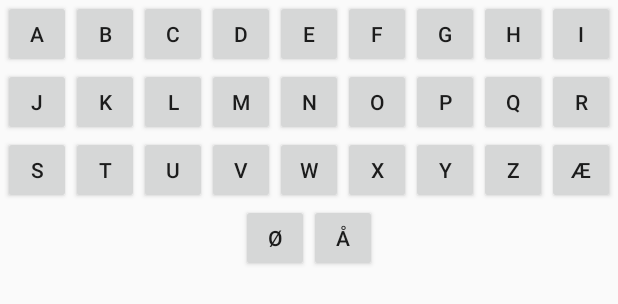
After one commit to danielakl/A-Hangman, an Android app: the layout keyboard_norwegian.xml on its own in the app's theme, with its tools: preview values and no code run, on a phone screen of 412 x 824 dp. The commit adds this screen. Shown: the top 304 px of the screen. Run offline under Robolectric (Android 15) with nearby library versions, the phone set to English and light mode, and no system bars.

Commit message:
Implement keyboard layouts for supported languages.

```diff
--- a/app/build.gradle
+++ b/app/build.gradle
@@ -30,4 +30,5 @@ dependencies {
     androidTestImplementation 'androidx.test:runner:1.1.0'
     androidTestImplementation 'androidx.test.espresso:espresso-core:3.1.0'
     implementation 'androidx.constraintlayout:constraintlayout:2.0.0-alpha2'
+    implementation 'com.google.android:flexbox:1.1.0'
 }
--- /dev/null
+++ b/app/src/main/res/layout/keyboard_norwegian.xml
@@ -0,0 +1,217 @@
+<?xml version="1.0" encoding="utf-8"?>
+<!-- ref: https://github.com/google/flexbox-layout -->
+<com.google.android.flexbox.FlexboxLayout xmlns:android="http://schemas.android.com/apk/res/android"
+    xmlns:app="http://schemas.android.com/apk/res-auto"
+    android:id="@+id/keyboard"
+    android:layout_width="match_parent"
+    android:layout_height="wrap_content"
+    android:layout_marginBottom="8dp"
+    app:flexWrap="wrap"
+    app:justifyContent="center"
+    app:alignItems="flex_start"
+    app:alignContent="flex_start"
+    app:layout_constraintBottom_toBottomOf="parent">
+
+    <Button
+        android:id="@+id/key_a"
+        android:layout_width="45dp"
+        android:layout_height="45dp"
+        android:onClick="onKeyPress"
+        android:text="@string/key_a" />
+
+    <Button
+        android:id="@+id/key_b"
+        android:layout_width="45dp"
+        android:layout_height="45dp"
+        android:onClick="onKeyPress"
+        android:text="@string/key_b" />
+
+    <Button
+        android:id="@+id/key_c"
+        android:layout_width="45dp"
+        android:layout_height="45dp"
+        android:onClick="onKeyPress"
+        android:text="@string/key_c" />
+
+    <Button
+        android:id="@+id/key_d"
+        android:layout_width="45dp"
+        android:layout_height="45dp"
+        android:onClick="onKeyPress"
+        android:text="@string/key_d" />
+
+    <Button
+        android:id="@+id/key_e"
+        android:layout_width="45dp"
+        android:layout_height="45dp"
+        android:onClick="onKeyPress"
+        android:text="@string/key_e" />
+
+    <Button
+        android:id="@+id/key_f"
+        android:layout_width="45dp"
+        android:layout_height="45dp"
+        android:onClick="onKeyPress"
+        android:text="@string/key_f" />
+
+    <Button
+        android:id="@+id/key_g"
+        android:layout_width="45dp"
+        android:layout_height="45dp"
+        android:onClick="onKeyPress"
+        android:text="@string/key_g" />
+
+    <Button
+        android:id="@+id/key_h"
+        android:layout_width="45dp"
+        android:layout_height="45dp"
+        android:onClick="onKeyPress"
+        android:text="@string/key_h" />
+
+    <Button
+        android:id="@+id/key_i"
+        android:layout_width="45dp"
+        android:layout_height="45dp"
+        android:onClick="onKeyPress"
+        android:text="@string/key_i" />
+
+    <Button
+        android:id="@+id/key_j"
+        android:layout_width="45dp"
+        android:layout_height="45dp"
+        android:onClick="onKeyPress"
+        android:text="@string/key_j" />
+
+    <Button
+        android:id="@+id/key_k"
+        android:layout_width="45dp"
+        android:layout_height="45dp"
+        android:onClick="onKeyPress"
+        android:text="@string/key_k" />
+
+    <Button
+        android:id="@+id/key_l"
+        android:layout_width="45dp"
+        android:layout_height="45dp"
+        android:onClick="onKeyPress"
+        android:text="@string/key_l" />
+
+    <Button
+        android:id="@+id/key_m"
+        android:layout_width="45dp"
+        android:layout_height="45dp"
+        android:onClick="onKeyPress"
+        android:text="@string/key_m" />
+
+    <Button
+        android:id="@+id/key_n"
+        android:layout_width="45dp"
+        android:layout_height="45dp"
+        android:onClick="onKeyPress"
+        android:text="@string/key_n" />
+
+    <Button
+        android:id="@+id/key_o"
+        android:layout_width="45dp"
+        android:layout_height="45dp"
+        android:onClick="onKeyPress"
+        android:text="@string/key_o" />
+
+    <Button
+        android:id="@+id/key_p"
+        android:layout_width="45dp"
+        android:layout_height="45dp"
+        android:onClick="onKeyPress"
+        android:text="@string/key_p" />
+
+    <Button
+        android:id="@+id/key_q"
+        android:layout_width="45dp"
+        android:layout_height="45dp"
+        android:onClick="onKeyPress"
+        android:text="@string/key_q" />
+
+    <Button
+        android:id="@+id/key_r"
+        android:layout_width="45dp"
+        android:layout_height="45dp"
+        android:onClick="onKeyPress"
+        android:text="@string/key_r" />
+
+    <Button
+        android:id="@+id/key_s"
+        android:layout_width="45dp"
+        android:layout_height="45dp"
+        android:onClick="onKeyPress"
+        android:text="@string/key_s" />
+
+    <Button
+        android:id="@+id/key_t"
+        android:layout_width="45dp"
+        android:layout_height="45dp"
+        android:onClick="onKeyPress"
+        android:text="@string/key_t" />
+
+    <Button
+        android:id="@+id/key_u"
+        android:layout_width="45dp"
+        android:layout_height="45dp"
+        android:onClick="onKeyPress"
+        android:text="@string/key_u" />
+
+    <Button
+        android:id="@+id/key_v"
+        android:layout_width="45dp"
+        android:layout_height="45dp"
+        android:onClick="onKeyPress"
+        android:text="@string/key_v" />
+
+    <Button
+        android:id="@+id/key_w"
+        android:layout_width="45dp"
+        android:layout_height="45dp"
+        android:onClick="onKeyPress"
+        android:text="@string/key_w" />
+
+    <Button
+        android:id="@+id/key_x"
+        android:layout_width="45dp"
+        android:layout_height="45dp"
+        android:onClick="onKeyPress"
+        android:text="@string/key_x" />
+
+    <Button
+        android:id="@+id/key_y"
+        android:layout_width="45dp"
+        android:layout_height="45dp"
+        android:onClick="onKeyPress"
+        android:text="@string/key_y" />
+
+    <Button
+        android:id="@+id/key_z"
+        android:layout_width="45dp"
+        android:layout_height="45dp"
+        android:onClick="onKeyPress"
+        android:text="@string/key_z" />
+
+    <Button
+        android:id="@+id/key_æ"
+        android:layout_width="45dp"
+        android:layout_height="45dp"
+        android:onClick="onKeyPress"
+        android:text="@string/key_æ" />
+
+    <Button
+        android:id="@+id/key_ø"
+        android:layout_width="45dp"
+        android:layout_height="45dp"
+        android:onClick="onKeyPress"
+        android:text="@string/key_ø" />
+
+    <Button
+        android:id="@+id/key_å"
+        android:layout_width="45dp"
+        android:layout_height="45dp"
+        android:onClick="onKeyPress"
+        android:text="@string/key_å" />
+</com.google.android.flexbox.FlexboxLayout>
--- a/app/src/main/res/values/strings.xml
+++ b/app/src/main/res/values/strings.xml
@@ -10,6 +10,37 @@
 
     <!-- Game strings -->
     <string name="title_activity_game">Game activity</string>
+
+    <string translatable="false" name="key_a">a</string>
+    <string translatable="false" name="key_b">b</string>
+    <string translatable="false" name="key_c">c</string>
+    <string translatable="false" name="key_d">d</string>
+    <string translatable="false" name="key_e">e</string>
+    <string translatable="false" name="key_f">f</string>
+    <string translatable="false" name="key_g">g</string>
+    <string translatable="false" name="key_h">h</string>
+    <string translatable="false" name="key_i">i</string>
+    <string translatable="false" name="key_j">j</string>
+    <string translatable="false" name="key_k">k</string>
+    <string translatable="false" name="key_l">l</string>
+    <string translatable="false" name="key_m">m</string>
+    <string translatable="false" name="key_n">n</string>
+    <string translatable="false" name="key_o">o</string>
+    <string translatable="false" name="key_p">p</string>
+    <string translatable="false" name="key_q">q</string>
+    <string translatable="false" name="key_r">r</string>
+    <string translatable="false" name="key_s">s</string>
+    <string translatable="false" name="key_t">t</string>
+    <string translatable="false" name="key_u">u</string>
+    <string translatable="false" name="key_v">v</string>
+    <string translatable="false" name="key_w">w</string>
+    <string translatable="false" name="key_x">x</string>
+    <string translatable="false" name="key_y">y</string>
+    <string translatable="false" name="key_z">z</string>
+
+    <string translatable="false" name="key_æ">æ</string>
+    <string translatable="false" name="key_ø">ø</string>
+    <string translatable="false" name="key_å">å</string>
 
     <!-- Settings strings -->
     <string name="title_activity_settings">Settings</string>
```
Also changed, not shown: app/src/main/res/layout/keyboard_english.xml (added, +196 -0 lines).
